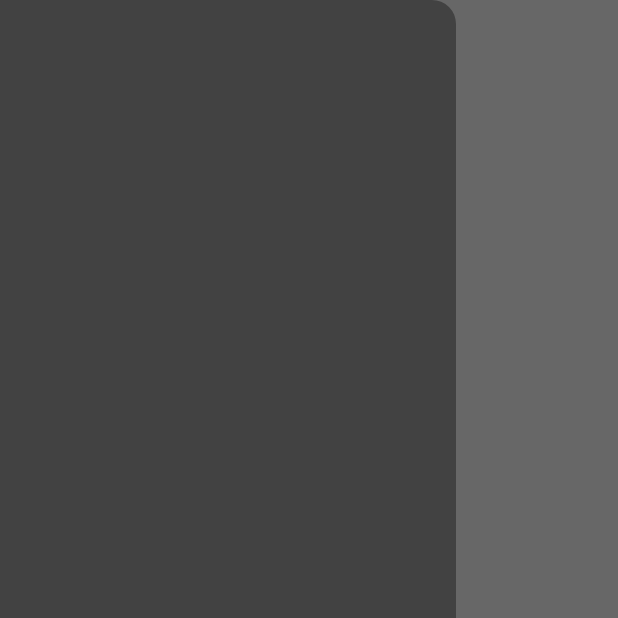
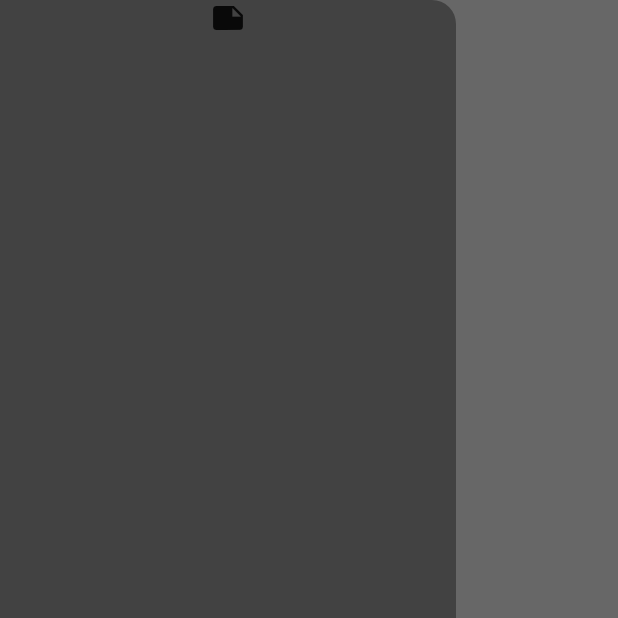
Before and after one commit to Odhi-ambo/crud_ops_with_isar_db, a Flutter app: the screen it shows after launch, with the side drawer open, on a phone screen of 412 x 824 dp, the top half of it. Run offline on Flutter 3.47's test engine with Material 3 defaults, Android fonts, the phone set to English and light mode, and no system bars; our stand-ins replace google_fonts, isar; accounts and stored records are empty; generated files the repository leaves out were written again.

Commit message:
Initial commit

```diff
--- a/lib/components/drawer.dart
+++ b/lib/components/drawer.dart
@@ -7,7 +7,7 @@ class MyDrawer extends StatelessWidget {
   Widget build(BuildContext context) {
     return Drawer(
       backgroundColor: Theme.of(context).colorScheme.inversePrimary,
-      child: const Column(children: []),
+      child: const Column(children: [Icon(Icons.note)]),
     );
   }
 }
```
